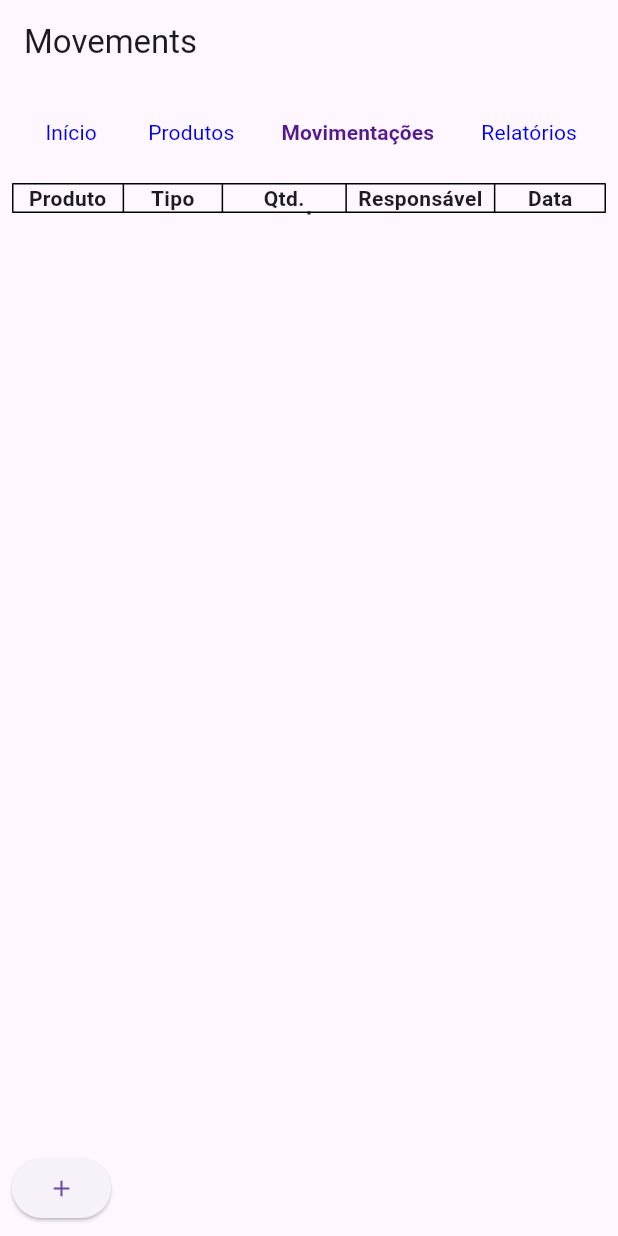
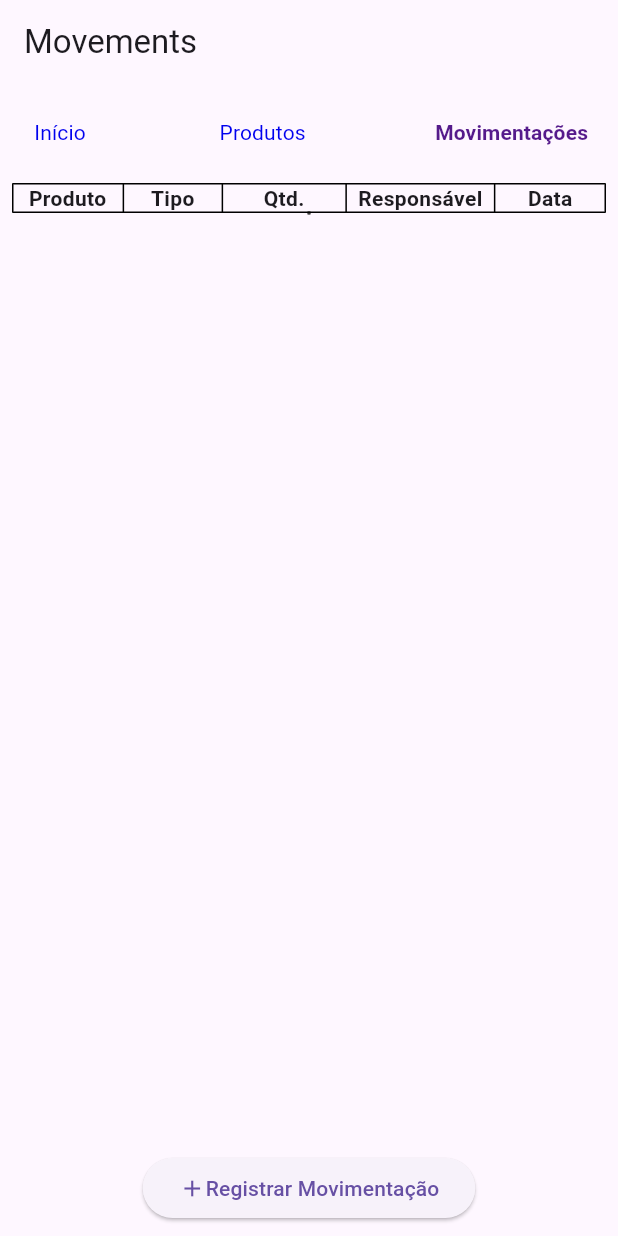
Before and after one commit to MatheusWDB/stock-flow, a Flutter app: the MovementsScreen screen opened directly with empty values, on a phone screen of 412 x 824 dp. Run offline on Flutter 3.47's test engine with Material 3 defaults, Android fonts, the phone set to English and light mode, and no system bars; missing offline and left inert: graphic.

Commit message:
Refatoração

```diff
--- a/frontend/lib/models/stock_movement.dart
+++ b/frontend/lib/models/stock_movement.dart
@@ -1,4 +1,4 @@
-import 'package:frontend/models/enums/type_enum.dart';
+import 'package:frontend/enums/type_enum.dart';
 import 'package:frontend/models/user.dart';
 
 class StockMovement {
--- a/frontend/lib/screens/movements_screen.dart
+++ b/frontend/lib/screens/movements_screen.dart
@@ -1,5 +1,5 @@
 import 'package:flutter/material.dart';
-import 'package:frontend/models/enums/type_enum.dart';
+import 'package:frontend/enums/type_enum.dart';
 import 'package:frontend/models/product.dart';
 import 'package:frontend/models/stock_movement.dart';
 import 'package:frontend/models/user.dart';
@@ -170,13 +170,15 @@ class _MovementsScreenState extends State<MovementsScreen> {
                   ),
                 ),
               ),
-              Row(
-                children: [
-                  ElevatedButton.icon(
-                    onPressed: () => showFormMovement(),
-                    label: Icon(Icons.add),
-                  ),
-                ],
+              ElevatedButton(
+                onPressed: () => showFormMovement(),
+                child: const Row(
+                  mainAxisSize: MainAxisSize.min,
+                  children: [
+                    Icon(Icons.add),
+                    Text('Registrar Movimentação'),
+                  ],
+                ),
               )
             ],
           ),
--- a/frontend/lib/widgets/main_menu.dart
+++ b/frontend/lib/widgets/main_menu.dart
@@ -25,7 +25,7 @@ class MainMenu extends StatelessWidget {
     return Column(
       children: [
         Row(
-          mainAxisAlignment: MainAxisAlignment.spaceEvenly,
+          mainAxisAlignment: MainAxisAlignment.spaceBetween,
           children: [
             TextButton(
               onPressed: () {
@@ -77,13 +77,6 @@ class MainMenu extends StatelessWidget {
                 style: style('/movements'),
               ),
             ),
-            TextButton(
-              onPressed: () {},
-              child: Text(
-                'Relatórios',
-                style: style('/reports'),
-              ),
-            ),
           ],
         ),
         const SizedBox(
--- a/frontend/lib/widgets/movement_form_dialog.dart
+++ b/frontend/lib/widgets/movement_form_dialog.dart
@@ -1,5 +1,5 @@
 import 'package:flutter/material.dart';
-import 'package:frontend/models/enums/type_enum.dart';
+import 'package:frontend/enums/type_enum.dart';
 import 'package:frontend/models/product.dart';
 import 'package:frontend/models/stock_movement.dart';
 import 'package:frontend/services/stock_movement_service.dart';
```
